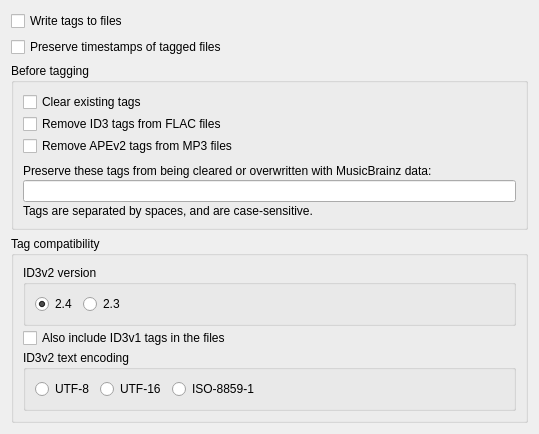
This is ui/options_tags.ui in metabrainz/picard as Qt 5 draws it before an edit. The edited form follows.
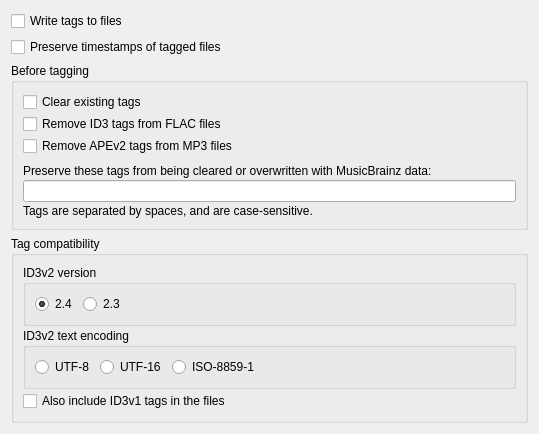
This is the edited form.

Commit message:
Resequence ID3v1/2 fields in Options / Options / Tags
Resequenced ID3v2 fields so that they are together with ID3v1 fields
following - previously ID3v2 fields were split with an ID3v1 field
inbetween, This is less confusing to the user.

Patch:
```diff
--- a/ui/options_tags.ui
+++ b/ui/options_tags.ui
@@ -158,13 +158,6 @@
         </layout>
        </widget>
       </item>
-      <item>
-       <widget class="QCheckBox" name="write_id3v1">
-        <property name="text">
-         <string>Also include ID3v1 tags in the files</string>
-        </property>
-       </widget>
-      </item>
       <item>
        <widget class="QGroupBox" name="groupBox_2">
         <property name="title">
@@ -218,6 +211,13 @@
         </layout>
        </widget>
       </item>
+      <item>
+       <widget class="QCheckBox" name="write_id3v1">
+        <property name="text">
+         <string>Also include ID3v1 tags in the files</string>
+        </property>
+       </widget>
+      </item>
      </layout>
     </widget>
    </item>
```
Left out of the diff: 11 changed lines with no effect on the pictures. The commit also changes 1 other file.
